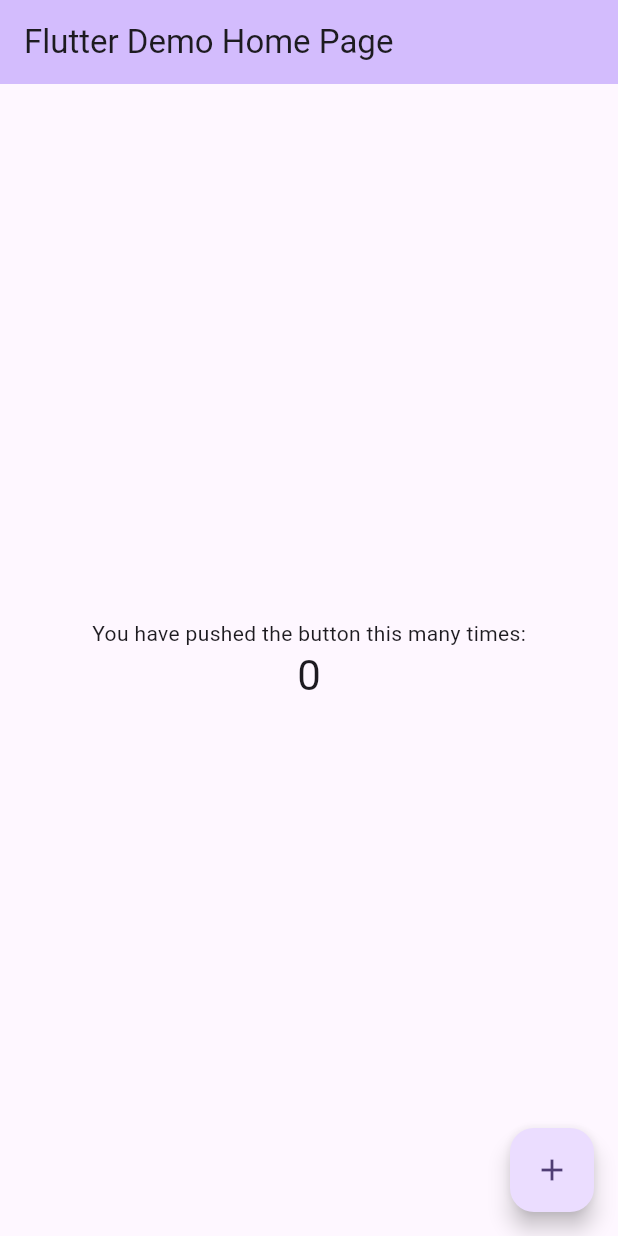
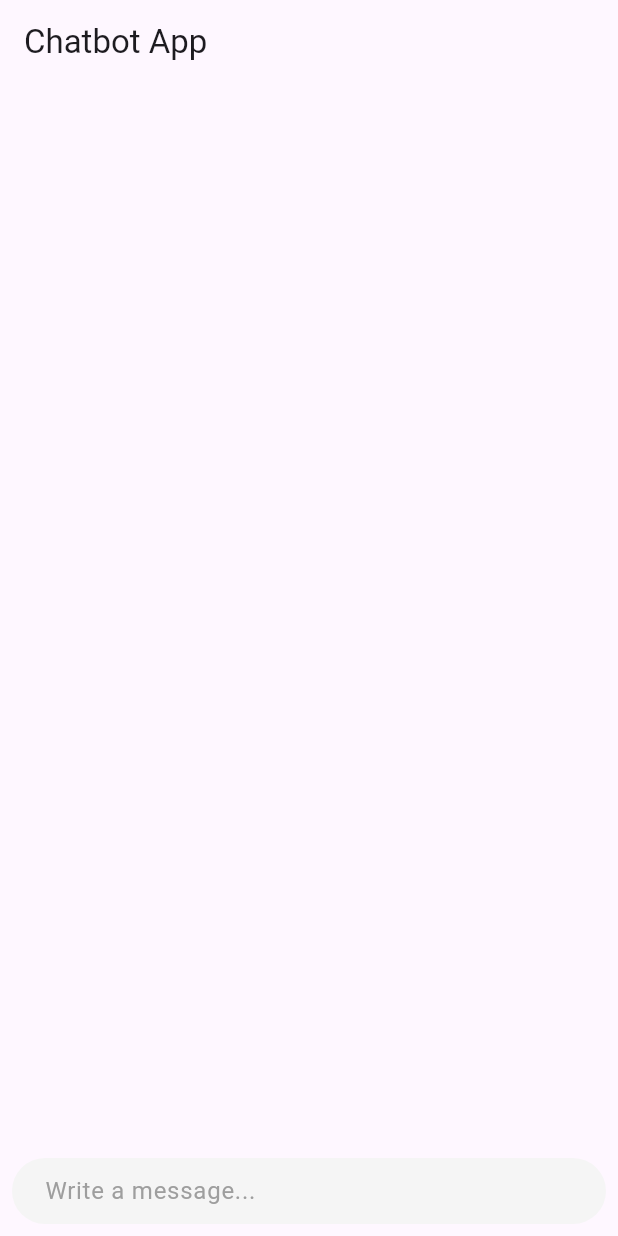
Before and after one commit to izzalDev/chatbot_app, a Flutter app: the screen it shows after launch, on a phone screen of 412 x 824 dp. Run offline on Flutter 3.47's test engine with Material 3 defaults, Android fonts, the phone set to English and light mode, and no system bars; drawn by our look-alikes of dash_chat_2.

Commit message:
add dashchat package and add conversation UI

```diff
--- a/lib/main.dart
+++ b/lib/main.dart
@@ -1,3 +1,4 @@
+import 'package:chatbot_app/pages/chat_page.dart';
 import 'package:flutter/material.dart';
 
 void main() {
@@ -13,113 +14,10 @@ class MyApp extends StatelessWidget {
     return MaterialApp(
       title: 'Flutter Demo',
       theme: ThemeData(
-        // This is the theme of your application.
-        //
-        // TRY THIS: Try running your application with "flutter run". You'll see
-        // the application has a blue toolbar. Then, without quitting the app,
-        // try changing the seedColor in the colorScheme below to Colors.green
-        // and then invoke "hot reload" (save your changes or press the "hot
-        // reload" button in a Flutter-supported IDE, or press "r" if you used
-        // the command line to start the app).
-        //
-        // Notice that the counter didn't reset back to zero; the application
-        // state is not lost during the reload. To reset the state, use hot
-        // restart instead.
-        //
-        // This works for code too, not just values: Most code changes can be
-        // tested with just a hot reload.
         colorScheme: ColorScheme.fromSeed(seedColor: Colors.deepPurple),
         useMaterial3: true,
       ),
-      home: const MyHomePage(title: 'Flutter Demo Home Page'),
+      home: ChatPage(),
     );
   }
 }
-
-class MyHomePage extends StatefulWidget {
-  const MyHomePage({super.key, required this.title});
-
-  // This widget is the home page of your application. It is stateful, meaning
-  // that it has a State object (defined below) that contains fields that affect
-  // how it looks.
-
-  // This class is the configuration for the state. It holds the values (in this
-  // case the title) provided by the parent (in this case the App widget) and
-  // used by the build method of the State. Fields in a Widget subclass are
-  // always marked "final".
-
-  final String title;
-
-  @override
-  State<MyHomePage> createState() => _MyHomePageState();
-}
-
-class _MyHomePageState extends State<MyHomePage> {
-  int _counter = 0;
-
-  void _incrementCounter() {
-    setState(() {
-      // This call to setState tells the Flutter framework that something has
-      // changed in this State, which causes it to rerun the build method below
-      // so that the display can reflect the updated values. If we changed
-      // _counter without calling setState(), then the build method would not be
-      // called again, and so nothing would appear to happen.
-      _counter++;
-    });
-  }
-
-  @override
-  Widget build(BuildContext context) {
-    // This method is rerun every time setState is called, for instance as done
-    // by the _incrementCounter method above.
-    //
-    // The Flutter framework has been optimized to make rerunning build methods
-    // fast, so that you can just rebuild anything that needs updating rather
-    // than having to individually change instances of widgets.
-    return Scaffold(
-      appBar: AppBar(
-        // TRY THIS: Try changing the color here to a specific color (to
-        // Colors.amber, perhaps?) and trigger a hot reload to see the AppBar
-        // change color while the other colors stay the same.
-        backgroundColor: Theme.of(context).colorScheme.inversePrimary,
-        // Here we take the value from the MyHomePage object that was created by
-        // the App.build method, and use it to set our appbar title.
-        title: Text(widget.title),
-      ),
-      body: Center(
-        // Center is a layout widget. It takes a single child and positions it
-        // in the middle of the parent.
-        child: Column(
-          // Column is also a layout widget. It takes a list of children and
-          // arranges them vertically. By default, it sizes itself to fit its
-          // children horizontally, and tries to be as tall as its parent.
-          //
-          // Column has various properties to control how it sizes itself and
-          // how it positions its children. Here we use mainAxisAlignment to
-          // center the children vertically; the main axis here is the vertical
-          // axis because Columns are vertical (the cross axis would be
-          // horizontal).
-          //
-          // TRY THIS: Invoke "debug painting" (choose the "Toggle Debug Paint"
-          // action in the IDE, or press "p" in the console), to see the
-          // wireframe for each widget.
-          mainAxisAlignment: MainAxisAlignment.center,
-          children: <Widget>[
-            const Text(
-              'You have pushed the button this many times:',
-            ),
-            Text(
-              '$_counter',
-              style: Theme.of(context).textTheme.headlineMedium,
-            ),
-          ],
-        ),
-      ),
-      floatingActionButton: FloatingActionButton(
-        onPressed: _incrementCounter,
-        tooltip: 'Increment',
-        child: const Icon(Icons.add),
-      ), // This trailing comma makes auto-formatting nicer for build methods.
-    );
-  }
-}
--- /dev/null
+++ b/lib/pages/chat_page.dart
@@ -0,0 +1,37 @@
+import 'package:dash_chat_2/dash_chat_2.dart';
+import 'package:flutter/material.dart';
+
+class ChatPage extends StatefulWidget {
+  const ChatPage({super.key});
+
+  @override
+  State<ChatPage> createState() => _ChatPageState();
+}
+
+class _ChatPageState extends State<ChatPage> {
+  final ChatUser _currentUser = ChatUser(id: '1', firstName: 'rizal', lastName: 'fadlullah');
+  final ChatUser _botUser = ChatUser(id: '2', firstName: 'bot', lastName: 'user');
+  List<ChatMessage> _messages = <ChatMessage>[];
+
+  @override
+  Widget build(BuildContext context) {
+    return Scaffold(
+      appBar: AppBar(
+        title: const Text("Chatbot App"),
+      ),
+      body: DashChat(
+        currentUser: _currentUser,
+        onSend: (ChatMessage m) {
+          getChatResponse(m);
+        },
+        messages: _messages,
+      ),
+    );
+  }
+
+  Future<void> getChatResponse(ChatMessage m) async {
+    setState(() {
+      _messages.insert(0, m);
+    });
+  }
+}
--- a/pubspec.yaml
+++ b/pubspec.yaml
@@ -35,6 +35,7 @@ dependencies:
   # The following adds the Cupertino Icons font to your application.
   # Use with the CupertinoIcons class for iOS style icons.
   cupertino_icons: ^1.0.2
+  dash_chat_2: ^0.0.19
 
 dev_dependencies:
   flutter_test:
```
Also changed, not shown: pubspec.lock, 17 other files.
